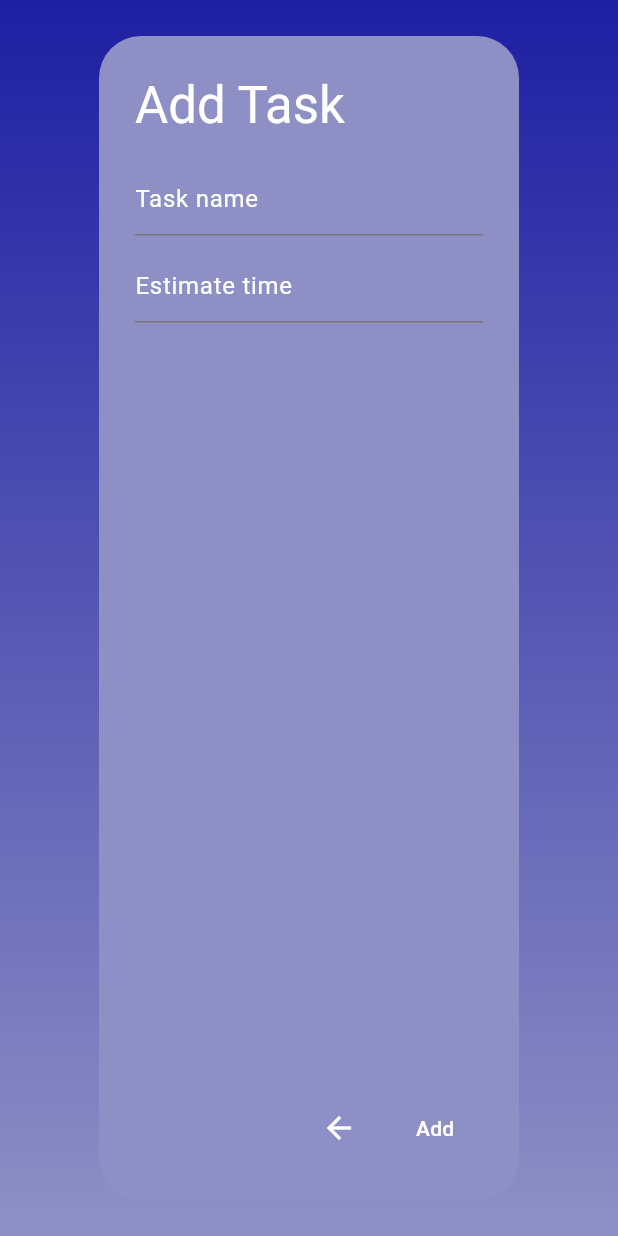
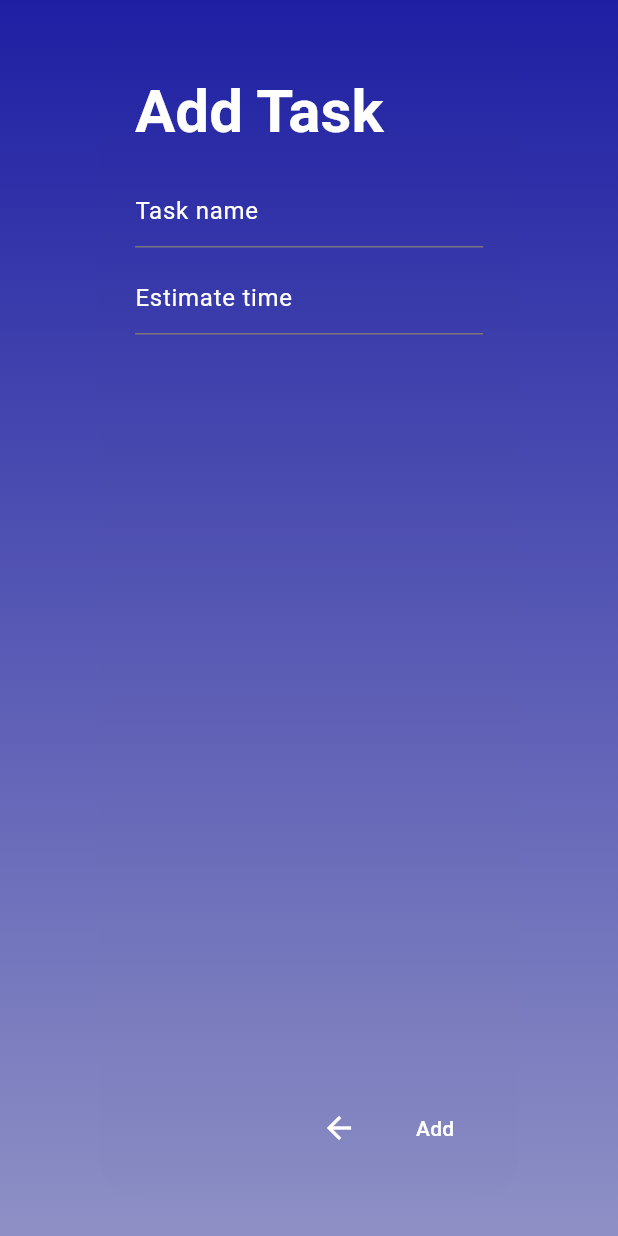
Before and after one commit to nguyenthanh112323/todoapp, a Flutter app: the screen it shows after launch, after a tap on the "add" icon, on a phone screen of 412 x 824 dp. Run offline on Flutter 3.47's test engine with Material 3 defaults, Android fonts, the phone set to English and light mode, and no system bars; our stand-ins replace shared_preferences.

```diff
--- a/lib/home/homescreen.dart
+++ b/lib/home/homescreen.dart
@@ -1,6 +1,8 @@
 import 'package:flutter/material.dart';
 import 'task.dart';
 import 'widget_task_card.dart';
+import 'dart:convert';
+import 'package:shared_preferences/shared_preferences.dart';
 class Homescreen extends StatefulWidget {
   const Homescreen({super.key});
   @override
@@ -10,6 +12,14 @@ class Homescreen extends StatefulWidget {
 }
 class _HomescreenState extends State<Homescreen>{
   List<Task> tasklist = [];
+  Future<void> saveTasks() async {
+    final prefs = await SharedPreferences.getInstance();
+
+    List<String> taskList =
+    tasklist.map((task) => jsonEncode(task.toJson())).toList();
+
+    prefs.setStringList('tasks', taskList);
+  }
   DateTime now = DateTime.now();
   DateTime hournow = DateTime.now();
   String getDateString(DateTime date) {
@@ -37,7 +47,7 @@ class _HomescreenState extends State<Homescreen>{
   List<Task> completedday(){
     return tasklist.where((task) => task.completed).toList();
   }
-  Widget culender() {
+  Widget calendar() {
     return Container(
     color: Color(0xFF2D2F5F),
     margin: EdgeInsets.all(0) ,
@@ -84,10 +94,27 @@ class _HomescreenState extends State<Homescreen>{
                )),
        padding: EdgeInsets.all(0),
        child: Container(
+         decoration: BoxDecoration(
+             gradient: LinearGradient(
+               begin: Alignment.topCenter,
+               end: Alignment.bottomCenter,
+               colors: [
+                 Color(0xFF1E1FA3),
+                 Color(0xFF8E90C5),
+               ],
+             )),
+         child: Stack(
+           children: [AlertDialog(
+           backgroundColor: Color.fromARGB(1,1,1,1),
+           title: Text('Add Task', style: TextStyle(
+               fontSize: 40,
+               fontWeight: FontWeight.bold,
+               color: Colors.white,
 
-         child: AlertDialog(
-           backgroundColor: Color(0xFF8E90C5),
-           title: Text('Add Task', style: TextStyle(fontSize: 34,color: Colors.white)
+
+           ),
+
+
            ),
            content: Column(
              children: [
@@ -126,7 +153,8 @@ class _HomescreenState extends State<Homescreen>{
            ],
 
          ),
-       ),
+       ]),
+     )
      );
        }
    );
@@ -179,22 +207,43 @@ class _HomescreenState extends State<Homescreen>{
             setState(() {
               task.completed = !task.completed;
             });
+            saveTasks();
           },
 
           onDelete: (){
             setState(() {
               tasklist.remove(task);
             });
+            saveTasks();
           },
 
           onEdit: (){
             edittask(task);
+            saveTasks();
           },
 
         );
 
       }).toList(),
     );
+  }
+  Future<void> loadTasks() async {
+    final prefs = await SharedPreferences.getInstance();
+
+    List<String>? taskList = prefs.getStringList('tasks');
+
+    if (taskList != null) {
+      setState(() {
+        tasklist = taskList
+            .map((task) => Task.formJson(jsonDecode(task)))
+            .toList();
+      });
+    }
+  }
+  @override
+  void initState() {
+    super.initState();
+    loadTasks();
   }
 
   @override
@@ -254,7 +303,7 @@ class _HomescreenState extends State<Homescreen>{
              )),
          child: Column(
              children: [
-               culender(),
+               calendar(),
           Container(
          color: Colors.white,
             child:  TabBar(
--- a/lib/home/widget_task_card.dart
+++ b/lib/home/widget_task_card.dart
@@ -20,6 +20,7 @@ class TaskCard extends StatelessWidget {
   Widget build(BuildContext context) {
 
     return Card(
+
       child: ListTile(
 
         // leading: Checkbox(
--- a/pubspec.yaml
+++ b/pubspec.yaml
@@ -34,7 +34,7 @@ dependencies:
   # The following adds the Cupertino Icons font to your application.
   # Use with the CupertinoIcons class for iOS style icons.
   cupertino_icons: ^1.0.8
-
+  shared_preferences: ^2.2.2
 dev_dependencies:
   flutter_test:
     sdk: flutter
```
Also changed, not shown: pubspec.lock.
